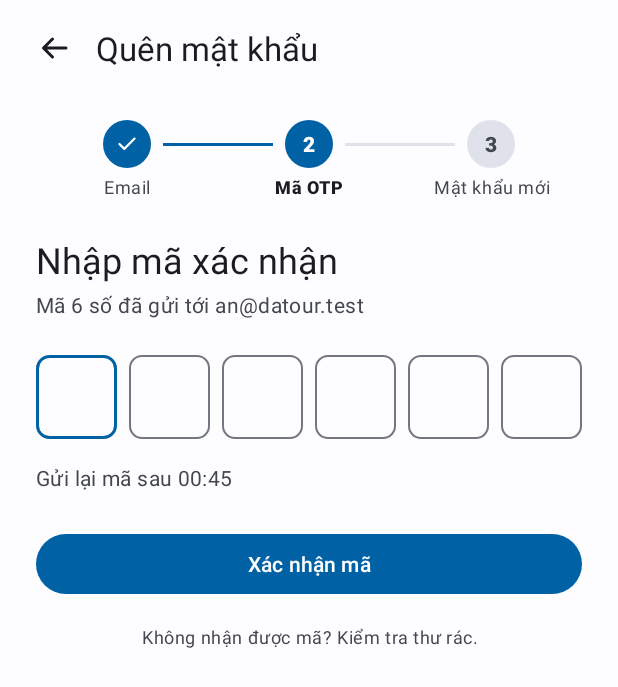
After one commit to SonT23/Android-UMT26-04, an Android app: the fragment QuenMatKhauFragment shown on its own in the app's theme, on a phone screen of 412 x 824 dp. The commit adds this screen. Shown: the top 687 px of the screen. Run offline under Robolectric (Android 15) with nearby library versions, the phone set to English and light mode, and no system bars.

Commit message:
[+] Layout A20 Quên mật khẩu

```diff
--- a/Source/TourApp/app/src/main/java/vn/edu/umt/tour/ui/auth/ManHinhA.kt
+++ b/Source/TourApp/app/src/main/java/vn/edu/umt/tour/ui/auth/ManHinhA.kt
@@ -13,4 +13,5 @@ val manHinhA: List<ManHinh> = listOf(
     ManHinh("A07", "Đăng ký") { DangKyFragment() },
     ManHinh("A10", "Tài khoản") { TaiKhoanFragment() },
     ManHinh("A19", "Cài đặt") { CaiDatFragment() },
+    ManHinh("A20", "Quên mật khẩu") { QuenMatKhauFragment() },
 )
--- /dev/null
+++ b/Source/TourApp/app/src/main/java/vn/edu/umt/tour/ui/auth/QuenMatKhauFragment.kt
@@ -0,0 +1,57 @@
+package vn.edu.umt.tour.ui.auth
+
+import android.os.Bundle
+import android.view.LayoutInflater
+import android.view.View
+import android.view.ViewGroup
+import android.widget.Button
+import android.widget.EditText
+import android.widget.ImageView
+import android.widget.TextView
+import android.widget.Toast
+import androidx.core.widget.doAfterTextChanged
+import androidx.fragment.app.Fragment
+import vn.edu.umt.tour.R
+
+// A20 Quên mật khẩu, bước 2 trong 3 bước (Email → Mã OTP → Mật khẩu mới): nhập mã 6 số.
+// Gửi mã, kiểm tra mã và đếm ngược gửi lại làm cùng chức năng OTP sau này.
+class QuenMatKhauFragment : Fragment() {
+
+    override fun onCreateView(
+        inflater: LayoutInflater, container: ViewGroup?, savedInstanceState: Bundle?
+    ): View? {
+        return inflater.inflate(R.layout.fragment_a20_quen_mat_khau, container, false)
+    }
+
+    override fun onViewCreated(view: View, savedInstanceState: Bundle?) {
+        super.onViewCreated(view, savedInstanceState)
+
+        view.findViewById<ImageView>(R.id.quayLaiIV).setOnClickListener {
+            requireActivity().onBackPressedDispatcher.onBackPressed()
+        }
+
+        view.findViewById<TextView>(R.id.daGuiToiTV).text =
+            getString(R.string.a20_da_gui_toi, DuLieuMau.EMAIL)
+
+        // Số giây còn lại trước khi được gửi lại mã (mẫu: 45 giây -> "00:45")
+        val giayCho = 45
+        view.findViewById<TextView>(R.id.guiLaiTV).text =
+            getString(R.string.a20_gui_lai_sau, giayCho / 60, giayCho % 60)
+
+        // 6 ô nhập mã: gõ xong một chữ số thì tự chuyển sang ô kế tiếp
+        val oMa = listOf(R.id.ma1ET, R.id.ma2ET, R.id.ma3ET, R.id.ma4ET, R.id.ma5ET, R.id.ma6ET)
+            .map { id -> view.findViewById<EditText>(id) }
+        for (i in 0 until oMa.size - 1) {
+            oMa[i].doAfterTextChanged { chu ->
+                if (chu?.length == 1) {
+                    oMa[i + 1].requestFocus()
+                }
+            }
+        }
+
+        view.findViewById<Button>(R.id.xacNhanBtn).setOnClickListener {
+            val ma = oMa.joinToString("") { o -> o.text.toString() }
+            Toast.makeText(requireContext(), getString(R.string.a20_ma_da_nhap, ma), Toast.LENGTH_SHORT).show()
+        }
+    }
+}
--- /dev/null
+++ b/Source/TourApp/app/src/main/res/drawable/bg_a20_buoc_xam.xml
@@ -0,0 +1,5 @@
+<?xml version="1.0" encoding="utf-8"?>
+<!-- A20: vòng tròn xám cho bước chưa tới -->
+<shape xmlns:android="http://schemas.android.com/apk/res/android" android:shape="oval">
+    <solid android:color="?attr/colorSurfaceVariant" />
+</shape>
--- /dev/null
+++ b/Source/TourApp/app/src/main/res/drawable/bg_a20_buoc_xanh.xml
@@ -0,0 +1,5 @@
+<?xml version="1.0" encoding="utf-8"?>
+<!-- A20: vòng tròn màu chính cho bước đã qua và bước đang làm -->
+<shape xmlns:android="http://schemas.android.com/apk/res/android" android:shape="oval">
+    <solid android:color="?attr/colorPrimary" />
+</shape>
--- /dev/null
+++ b/Source/TourApp/app/src/main/res/drawable/bg_a20_o_ma.xml
@@ -0,0 +1,22 @@
+<?xml version="1.0" encoding="utf-8"?>
+<!-- A20: nền một ô nhập mã OTP. Ô đang nhập viền xanh dày hơn. -->
+<selector xmlns:android="http://schemas.android.com/apk/res/android">
+    <item android:state_focused="true">
+        <shape>
+            <solid android:color="?attr/colorSurface" />
+            <stroke
+                android:width="2dp"
+                android:color="?attr/colorPrimary" />
+            <corners android:radius="8dp" />
+        </shape>
+    </item>
+    <item>
+        <shape>
+            <solid android:color="?attr/colorSurface" />
+            <stroke
+                android:width="1dp"
+                android:color="?attr/colorOutline" />
+            <corners android:radius="8dp" />
+        </shape>
+    </item>
+</selector>
--- /dev/null
+++ b/Source/TourApp/app/src/main/res/layout/fragment_a20_quen_mat_khau.xml
@@ -0,0 +1,300 @@
+<?xml version="1.0" encoding="utf-8"?>
+<!-- A20 Quên mật khẩu, bước 2: nhập mã OTP.
+     Bước 1 (nhập email) và bước 3 (mật khẩu mới) làm sau, mỗi bước một layout riêng. -->
+<ScrollView xmlns:android="http://schemas.android.com/apk/res/android"
+    xmlns:app="http://schemas.android.com/apk/res-auto"
+    xmlns:tools="http://schemas.android.com/tools"
+    android:layout_width="match_parent"
+    android:layout_height="match_parent"
+    android:background="?android:attr/colorBackground"
+    android:fillViewport="true">
+
+    <LinearLayout
+        android:layout_width="match_parent"
+        android:layout_height="wrap_content"
+        android:orientation="vertical"
+        android:paddingStart="@dimen/space_l"
+        android:paddingEnd="@dimen/space_l"
+        android:paddingBottom="@dimen/space_l">
+
+        <!-- Thanh trên: nút quay lại và tiêu đề -->
+        <LinearLayout
+            android:layout_width="match_parent"
+            android:layout_height="64dp"
+            android:layout_marginStart="-12dp"
+            android:gravity="center_vertical"
+            android:orientation="horizontal">
+
+            <ImageView
+                android:id="@+id/quayLaiIV"
+                android:layout_width="48dp"
+                android:layout_height="48dp"
+                android:background="?attr/selectableItemBackgroundBorderless"
+                android:contentDescription="@string/a20_quay_lai"
+                android:padding="12dp"
+                app:srcCompat="@drawable/ic_arrow_back"
+                app:tint="?attr/colorOnSurface" />
+
+            <TextView
+                android:layout_width="wrap_content"
+                android:layout_height="wrap_content"
+                android:layout_marginStart="@dimen/space_xs"
+                android:text="@string/a20_tieu_de"
+                android:textAppearance="?attr/textAppearanceTitleLarge"
+                android:textColor="?attr/colorOnSurface" />
+        </LinearLayout>
+
+        <!-- Hàng chỉ bước: 3 nhãn chia đều chiều ngang (chain), mỗi vòng tròn căn giữa trên nhãn của nó,
+             2 đường nối nằm giữa các vòng tròn -->
+        <androidx.constraintlayout.widget.ConstraintLayout
+            android:layout_width="match_parent"
+            android:layout_height="wrap_content"
+            android:layout_marginTop="@dimen/space_m">
+
+            <!-- Bước 1 đã qua: dấu tích trên nền xanh -->
+            <ImageView
+                android:id="@+id/buoc1IV"
+                android:layout_width="32dp"
+                android:layout_height="32dp"
+                android:background="@drawable/bg_a20_buoc_xanh"
+                android:contentDescription="@string/a20_buoc_xong"
+                android:padding="7dp"
+                app:layout_constraintEnd_toEndOf="@+id/buoc1TV"
+                app:layout_constraintStart_toStartOf="@+id/buoc1TV"
+                app:layout_constraintTop_toTopOf="parent"
+                app:srcCompat="@drawable/ic_check"
+                app:tint="?attr/colorOnPrimary" />
+
+            <!-- Bước 2 đang làm: số trên nền xanh -->
+            <TextView
+                android:id="@+id/buoc2SoTV"
+                android:layout_width="32dp"
+                android:layout_height="32dp"
+                android:background="@drawable/bg_a20_buoc_xanh"
+                android:gravity="center"
+                android:text="@string/a20_so_buoc_2"
+                android:textAppearance="?attr/textAppearanceLabelLarge"
+                android:textColor="?attr/colorOnPrimary"
+                android:textStyle="bold"
+                app:layout_constraintEnd_toEndOf="@+id/buoc2TV"
+                app:layout_constraintStart_toStartOf="@+id/buoc2TV"
+                app:layout_constraintTop_toTopOf="parent" />
+
+            <!-- Bước 3 chưa tới: số trên nền xám -->
+            <TextView
+                android:id="@+id/buoc3SoTV"
+                android:layout_width="32dp"
+                android:layout_height="32dp"
+                android:background="@drawable/bg_a20_buoc_xam"
+                android:gravity="center"
+                android:text="@string/a20_so_buoc_3"
+                android:textAppearance="?attr/textAppearanceLabelLarge"
+                android:textColor="?attr/colorOnSurfaceVariant"
+                android:textStyle="bold"
+                app:layout_constraintEnd_toEndOf="@+id/buoc3TV"
+                app:layout_constraintStart_toStartOf="@+id/buoc3TV"
+                app:layout_constraintTop_toTopOf="parent" />
+
+            <!-- Đường nối 1 → 2 (đã qua, màu xanh) -->
+            <View
+                android:layout_width="0dp"
+                android:layout_height="2dp"
+                android:layout_marginStart="@dimen/space_s"
+                android:layout_marginEnd="@dimen/space_s"
+                android:background="?attr/colorPrimary"
+                app:layout_constraintBottom_toBottomOf="@+id/buoc1IV"
+                app:layout_constraintEnd_toStartOf="@+id/buoc2SoTV"
+                app:layout_constraintStart_toEndOf="@+id/buoc1IV"
+                app:layout_constraintTop_toTopOf="@+id/buoc1IV" />
+
+            <!-- Đường nối 2 → 3 (chưa tới, màu xám) -->
+            <View
+                android:layout_width="0dp"
+                android:layout_height="2dp"
+                android:layout_marginStart="@dimen/space_s"
+                android:layout_marginEnd="@dimen/space_s"
+                android:background="?attr/colorSurfaceVariant"
+                app:layout_constraintBottom_toBottomOf="@+id/buoc2SoTV"
+                app:layout_constraintEnd_toStartOf="@+id/buoc3SoTV"
+                app:layout_constraintStart_toEndOf="@+id/buoc2SoTV"
+                app:layout_constraintTop_toTopOf="@+id/buoc2SoTV" />
+
+            <TextView
+                android:id="@+id/buoc1TV"
+                android:layout_width="0dp"
+                android:layout_height="wrap_content"
+                android:layout_marginTop="@dimen/space_xs"
+                android:gravity="center"
+                android:text="@string/a20_buoc_email"
+                android:textAppearance="?attr/textAppearanceBodySmall"
+                android:textColor="?attr/colorOnSurfaceVariant"
+                app:layout_constraintEnd_toStartOf="@+id/buoc2TV"
+                app:layout_constraintStart_toStartOf="parent"
+                app:layout_constraintTop_toBottomOf="@+id/buoc1IV" />
+
+            <TextView
+                android:id="@+id/buoc2TV"
+                android:layout_width="0dp"
+                android:layout_height="wrap_content"
+                android:layout_marginTop="@dimen/space_xs"
+                android:gravity="center"
+                android:text="@string/a20_buoc_ma"
+                android:textAppearance="?attr/textAppearanceLabelMedium"
+                android:textColor="?attr/colorOnSurface"
+                android:textStyle="bold"
+                app:layout_constraintEnd_toStartOf="@+id/buoc3TV"
+                app:layout_constraintStart_toEndOf="@+id/buoc1TV"
+                app:layout_constraintTop_toBottomOf="@+id/buoc2SoTV" />
+
+            <TextView
+                android:id="@+id/buoc3TV"
+                android:layout_width="0dp"
+                android:layout_height="wrap_content"
+                android:layout_marginTop="@dimen/space_xs"
+                android:gravity="center"
+                android:text="@string/a20_buoc_mat_khau"
+                android:textAppearance="?attr/textAppearanceBodySmall"
+                android:textColor="?attr/colorOnSurfaceVariant"
+                app:layout_constraintEnd_toEndOf="parent"
+                app:layout_constraintStart_toEndOf="@+id/buoc2TV"
+                app:layout_constraintTop_toBottomOf="@+id/buoc3SoTV" />
+        </androidx.constraintlayout.widget.ConstraintLayout>
+
+        <TextView
+            android:layout_width="wrap_content"
+            android:layout_height="wrap_content"
+            android:layout_marginTop="@dimen/space_l"
+            android:text="@string/a20_nhap_ma"
+            android:textAppearance="?attr/textAppearanceHeadlineSmall"
+            android:textColor="?attr/colorOnSurface" />
+
+        <TextView
+            android:id="@+id/daGuiToiTV"
+            android:layout_width="wrap_content"
+            android:layout_height="wrap_content"
+            android:layout_marginTop="@dimen/space_xs"
+            android:textAppearance="?attr/textAppearanceBodyMedium"
+            android:textColor="?attr/colorOnSurfaceVariant"
+            tools:text="Mã 6 số đã gửi tới an@datour.test" />
+
+        <!-- 6 ô nhập mã, mỗi ô 1 chữ số, chia đều chiều ngang bằng layout_weight -->
+        <LinearLayout
+            android:layout_width="match_parent"
+            android:layout_height="wrap_content"
+            android:layout_marginTop="@dimen/space_l"
+            android:orientation="horizontal">
+
+            <EditText
+                android:id="@+id/ma1ET"
+                android:layout_width="0dp"
+                android:layout_height="56dp"
+                android:layout_marginEnd="@dimen/space_s"
+                android:layout_weight="1"
+                android:background="@drawable/bg_a20_o_ma"
+                android:gravity="center"
+                android:importantForAutofill="no"
+                android:inputType="number"
+                android:maxLength="1"
+                android:textAppearance="?attr/textAppearanceHeadlineSmall"
+                android:textColor="?attr/colorOnSurface"
+                tools:text="4" />
+
+            <EditText
+                android:id="@+id/ma2ET"
+                android:layout_width="0dp"
+                android:layout_height="56dp"
+                android:layout_marginEnd="@dimen/space_s"
+                android:layout_weight="1"
+                android:background="@drawable/bg_a20_o_ma"
+                android:gravity="center"
+                android:importantForAutofill="no"
+                android:inputType="number"
+                android:maxLength="1"
+                android:textAppearance="?attr/textAppearanceHeadlineSmall"
+                android:textColor="?attr/colorOnSurface"
+                tools:text="8" />
+
+            <EditText
+                android:id="@+id/ma3ET"
+                android:layout_width="0dp"
+                android:layout_height="56dp"
+                android:layout_marginEnd="@dimen/space_s"
+                android:layout_weight="1"
+                android:background="@drawable/bg_a20_o_ma"
+                android:gravity="center"
+                android:importantForAutofill="no"
+                android:inputType="number"
+                android:maxLength="1"
+                android:textAppearance="?attr/textAppearanceHeadlineSmall"
+                android:textColor="?attr/colorOnSurface"
+                tools:text="2" />
+
+            <EditText
+                android:id="@+id/ma4ET"
+                android:layout_width="0dp"
+                android:layout_height="56dp"
+                android:layout_marginEnd="@dimen/space_s"
+                android:layout_weight="1"
+                android:background="@drawable/bg_a20_o_ma"
+                android:gravity="center"
+                android:importantForAutofill="no"
+                android:inputType="number"
+                android:maxLength="1"
+                android:textAppearance="?attr/textAppearanceHeadlineSmall"
+                android:textColor="?attr/colorOnSurface"
+                tools:text="5" />
+
+            <EditText
+                android:id="@+id/ma5ET"
+                android:layout_width="0dp"
+                android:layout_height="56dp"
+                android:layout_marginEnd="@dimen/space_s"
+                android:layout_weight="1"
+                android:background="@drawable/bg_a20_o_ma"
+                android:gravity="center"
+                android:importantForAutofill="no"
+                android:inputType="number"
+                android:maxLength="1"
+                android:textAppearance="?attr/textAppearanceHeadlineSmall"
+                android:textColor="?attr/colorOnSurface" />
+
+            <EditText
+                android:id="@+id/ma6ET"
+                android:layout_width="0dp"
+                android:layout_height="56dp"
+                android:layout_weight="1"
+                android:background="@drawable/bg_a20_o_ma"
+                android:gravity="center"
+                android:importantForAutofill="no"
+                android:inputType="number"
+                android:maxLength="1"
+                android:textAppearance="?attr/textAppearanceHeadlineSmall"
+                android:textColor="?attr/colorOnSurface" />
+        </LinearLayout>
+
+        <TextView
+            android:id="@+id/guiLaiTV"
+            android:layout_width="wrap_content"
+            android:layout_height="wrap_content"
+            android:layout_marginTop="@dimen/space_m"
+            android:textAppearance="?attr/textAppearanceBodyMedium"
+            android:textColor="?attr/colorOnSurfaceVariant"
+            tools:text="Gửi lại mã sau 00:45" />
+
+        <Button
+            android:id="@+id/xacNhanBtn"
+            android:layout_width="match_parent"
+            android:layout_height="@dimen/button_height"
+            android:layout_marginTop="@dimen/space_l"
+            android:text="@string/a20_xac_nhan_ma" />
+
+        <TextView
+            android:layout_width="match_parent"
+            android:layout_height="wrap_content"
+            android:layout_marginTop="@dimen/space_m"
+            android:gravity="center"
+            android:text="@string/a20_kiem_tra_thu_rac"
+            android:textAppearance="?attr/textAppearanceBodySmall"
+            android:textColor="?attr/colorOnSurfaceVariant" />
+    </LinearLayout>
+</ScrollView>
--- a/Source/TourApp/app/src/main/res/values/strings_taikhoan.xml
+++ b/Source/TourApp/app/src/main/res/values/strings_taikhoan.xml
@@ -66,4 +66,20 @@
     <string name="a19_van_tay">Mở khóa bằng vân tay</string>
     <string name="a19_van_tay_mo_ta">Không cần nhập mật khẩu khi mở lại</string>
     <string name="a19_phien_ban">Phiên bản 1.0.0</string>
+
+    <!-- A20 Quên mật khẩu (bước 2: nhập mã OTP) -->
+    <string name="a20_quay_lai">Quay lại</string>
+    <string name="a20_tieu_de">Quên mật khẩu</string>
+    <string name="a20_buoc_xong">Đã xong</string>
+    <string name="a20_so_buoc_2" translatable="false">2</string>
+    <string name="a20_so_buoc_3" translatable="false">3</string>
+    <string name="a20_buoc_email">Email</string>
+    <string name="a20_buoc_ma">Mã OTP</string>
+    <string name="a20_buoc_mat_khau">Mật khẩu mới</string>
+    <string name="a20_nhap_ma">Nhập mã xác nhận</string>
+    <string name="a20_da_gui_toi">Mã 6 số đã gửi tới %1$s</string>
+    <string name="a20_gui_lai_sau">Gửi lại mã sau %1$02d:%2$02d</string>
+    <string name="a20_xac_nhan_ma">Xác nhận mã</string>
+    <string name="a20_ma_da_nhap">Mã đã nhập: %1$s</string>
+    <string name="a20_kiem_tra_thu_rac">Không nhận được mã? Kiểm tra thư rác.</string>
 </resources>
```
Also changed, not shown: 1 other file.
